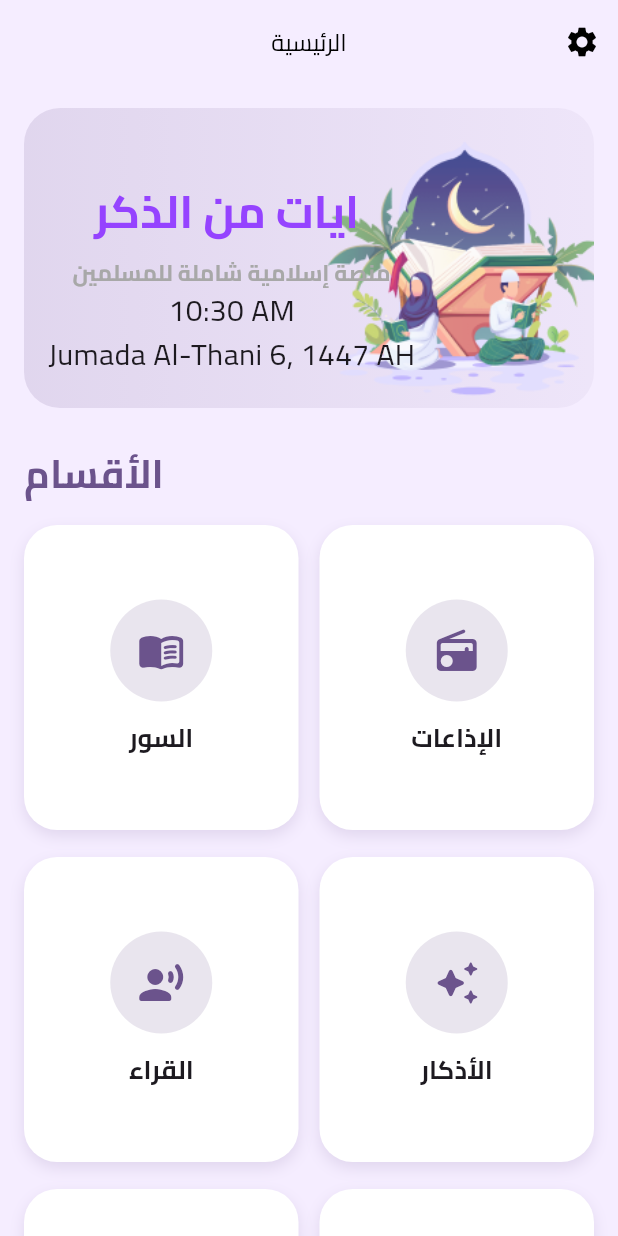
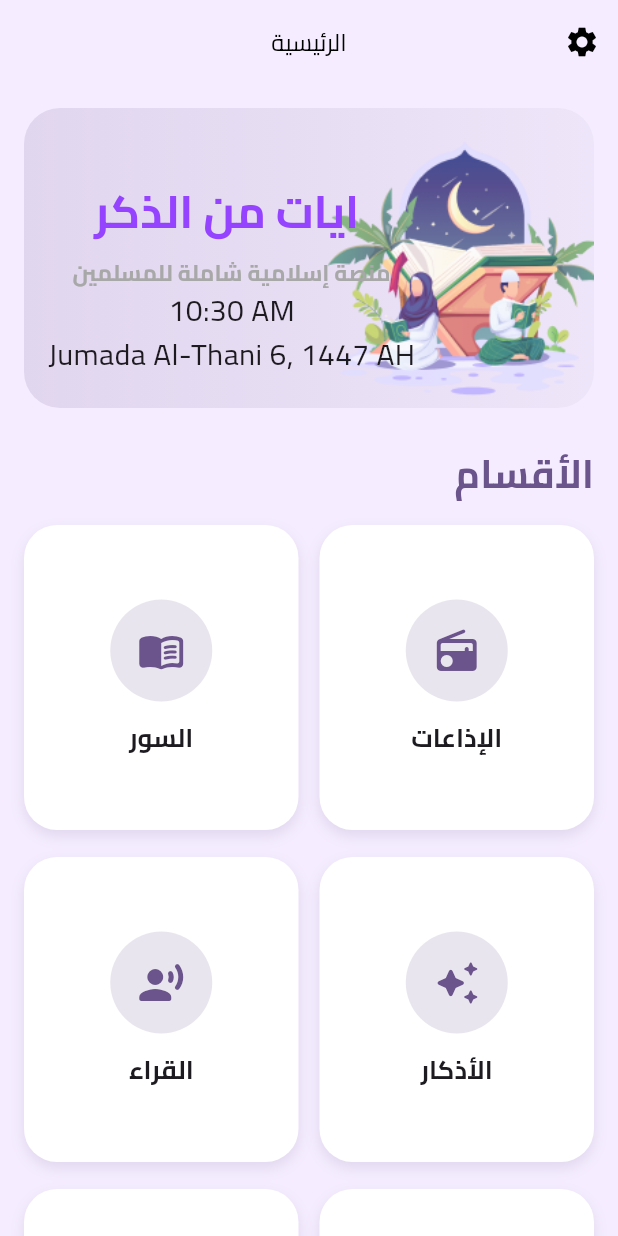
Before and after one commit to srour55667-cmd/Qapp, a Flutter app: the screen it shows after launch, on a phone screen of 412 x 824 dp. Run offline on Flutter 3.47's test engine with Material 3 defaults, Android fonts, the phone set to English and light mode, and no system bars; our stand-ins replace audioplayers, dio, flutter_bloc, flutter_local_notifications, flutter_svg, hijri and 3 more; network calls fail.

Commit message:
small update

```diff
--- a/lib/screen/homepage.dart
+++ b/lib/screen/homepage.dart
@@ -89,6 +89,9 @@ class HomePage extends StatelessWidget {
             // ===============================
             //         TITLE
             // ===============================
+            Row(
+              mainAxisAlignment: MainAxisAlignment.end,
+              children: [
                 Text(
                   "الأقسام",
                   style: TextStyle(
@@ -96,6 +99,8 @@ class HomePage extends StatelessWidget {
                     fontWeight: FontWeight.bold,
                     color: primary,
                   ),
+                ),
+              ],
             ),
 
             const SizedBox(height: 16),
```
Also changed, not shown: lib/screen/tafseer/TafsirResultPage.dart (+9 -129 lines). Lines whose indentation alone changed are shown as unchanged.
